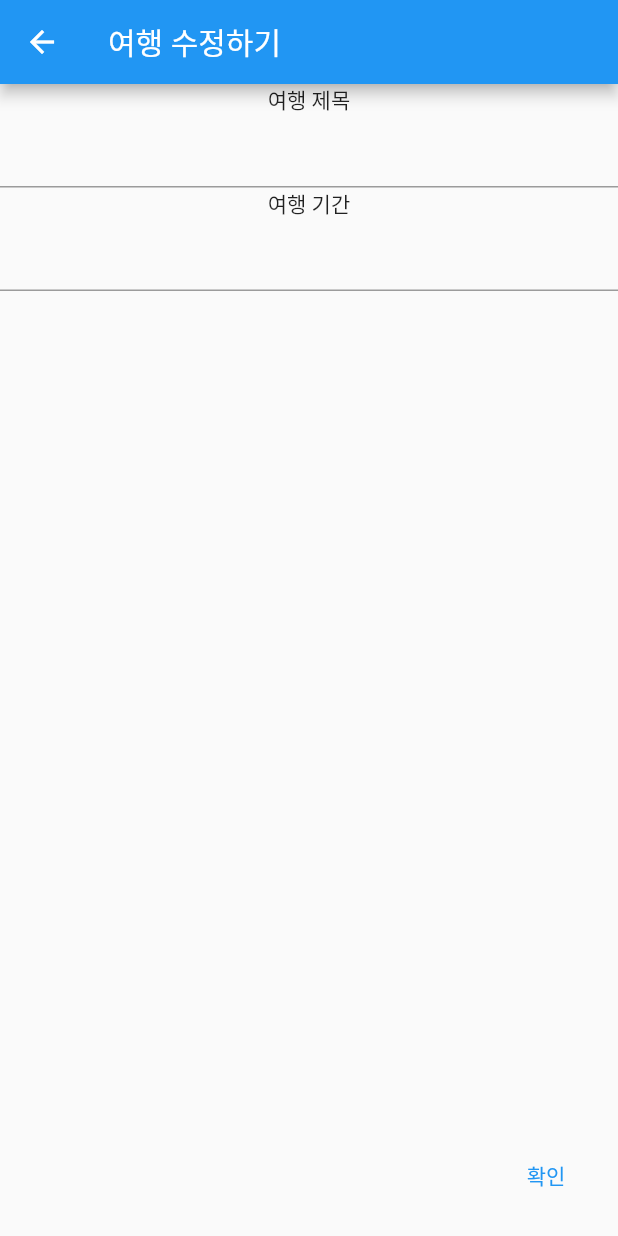
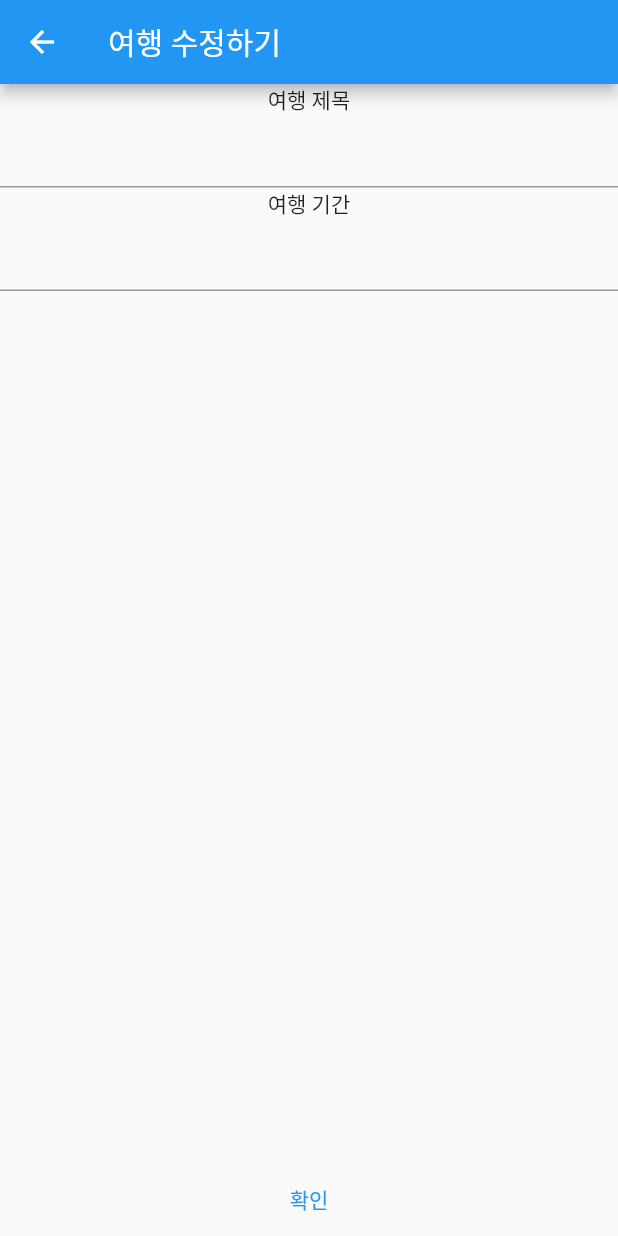
Before and after one commit to dongoc/flutter-trip-expenses-manager, a Flutter app: the screen it shows after launch, after a tap on "수정하기", on a phone screen of 412 x 824 dp. Run offline on Flutter 3.47's test engine with Material 2 defaults, Android fonts, the light colour scheme and no system bars; our stand-ins replace date_format.

Commit message:
trip list 스타일링

```diff
--- a/lib/screens/trip_form_screen.dart
+++ b/lib/screens/trip_form_screen.dart
@@ -17,8 +17,8 @@ class TripFormScreen extends StatelessWidget {
       appBar: AppBar(
         title: Text("여행 ${formType == FormType.create ? '추가' : '수정'}하기"),
       ),
-        body: Column(
-          children: const [
+      body: const Column(
+        children: [
           Input(label: "여행 제목"),
           Input(label: "여행 기간"),
         ],
@@ -27,6 +27,8 @@ class TripFormScreen extends StatelessWidget {
         onPressed: () {},
         style: const ButtonStyle(),
         child: const Text('확인'),
-        ));
+      ),
+      floatingActionButtonLocation: FloatingActionButtonLocation.centerDocked,
+    );
   }
 }
--- a/lib/screens/trip_list_screen.dart
+++ b/lib/screens/trip_list_screen.dart
@@ -37,7 +37,6 @@ class TripListScreen extends StatelessWidget {
                   '새로운 여행을 떠나볼까요?',
                   style: TextStyle(
                     fontSize: 16,
-                    // fontWeight: FontWeight.bold,
                   ),
                 ),
               ],
@@ -65,6 +64,7 @@ class TripListScreen extends StatelessWidget {
         destinationScreen: TripFormScreen(formType: FormType.create),
         text: '새로운 여행 추가하기',
       ),
+      floatingActionButtonLocation: FloatingActionButtonLocation.centerFloat,
     );
   }
 }
--- a/lib/widgets/form/navigator_button.dart
+++ b/lib/widgets/form/navigator_button.dart
@@ -14,9 +14,11 @@ class NavigatorButton extends StatelessWidget {
   Widget build(BuildContext context) {
     return Container(
       height: 60,
+      width: MediaQuery.of(context).size.width,
+      margin: const EdgeInsets.symmetric(horizontal: 20),
       padding: const EdgeInsets.symmetric(horizontal: 30),
       decoration: BoxDecoration(
-          color: Colors.red,
+          color: const Color.fromRGBO(56, 96, 255, 1),
           borderRadius: BorderRadius.circular(20),
           boxShadow: const [
             BoxShadow(
--- a/lib/widgets/trip/trip_card.dart
+++ b/lib/widgets/trip/trip_card.dart
@@ -46,16 +46,25 @@ class TripCard extends StatelessWidget {
             ));
       },
       child: Card(
-        color: isOnTrip(trip.startDate, trip.endDate)
-            ? const Color.fromRGBO(56, 96, 255, 0.2)
-            : Colors.white,
+        color: Colors.white,
         shadowColor: const Color.fromRGBO(56, 96, 255, 0.2),
         elevation: 30,
         shape: RoundedRectangleBorder(
           borderRadius: BorderRadius.circular(20),
         ),
-        child: Padding(
-          padding: const EdgeInsets.fromLTRB(20, 30, 20, 35),
+        clipBehavior: Clip.hardEdge,
+        child: Row(
+          // crossAxisAlignment: CrossAxisAlignment.stretch,
+          children: [
+            Container(
+              width: 15,
+              height: 120,
+              color: isOnTrip(trip.startDate, trip.endDate)
+                  ? const Color.fromRGBO(56, 96, 255, 1)
+                  : const Color.fromRGBO(56, 96, 255, 0.2),
+            ),
+            Padding(
+              padding: const EdgeInsets.fromLTRB(15, 30, 20, 35),
               child: Column(
                 crossAxisAlignment: CrossAxisAlignment.start,
                 children: [
@@ -90,12 +99,14 @@ class TripCard extends StatelessWidget {
                   Text(
                     getPeriodText(trip.startDate, trip.endDate),
                     style: const TextStyle(
-                  fontSize: 16,
+                      fontSize: 15,
                     ),
                   ),
                 ],
               ),
             ),
+          ],
+        ),
       ),
     );
   }
```
Lines whose indentation alone changed are shown as unchanged.
